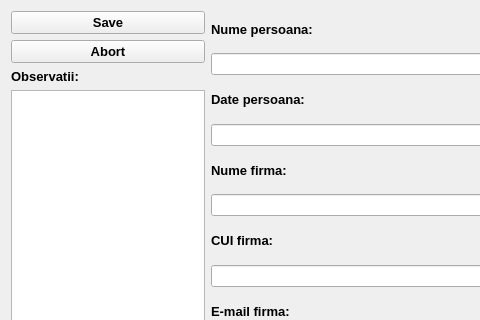
GabyUnalaq/UNI_CRM_Project, file ui/EntryInterface.ui: the form before one commit; both pictures show x 0 to 480 and y 0 to 320 of the 1000 by 650 pixel window.
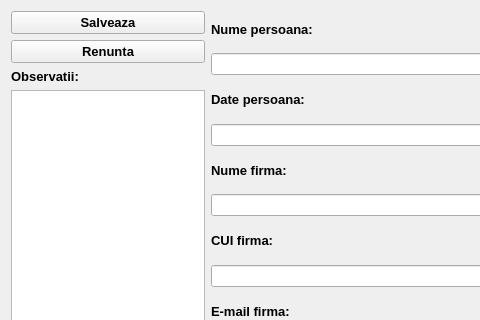
The form after the commit.

Diff of the .ui file:
```diff
--- a/ui/EntryInterface.ui
+++ b/ui/EntryInterface.ui
@@ -31,7 +31,7 @@
           <cursorShape>PointingHandCursor</cursorShape>
          </property>
          <property name="text">
-          <string>Save</string>
+          <string>Salveaza</string>
          </property>
         </widget>
        </item>
@@ -48,7 +48,7 @@
           <cursorShape>PointingHandCursor</cursorShape>
          </property>
          <property name="text">
-          <string>Abort</string>
+          <string>Renunta</string>
          </property>
         </widget>
        </item>
```
